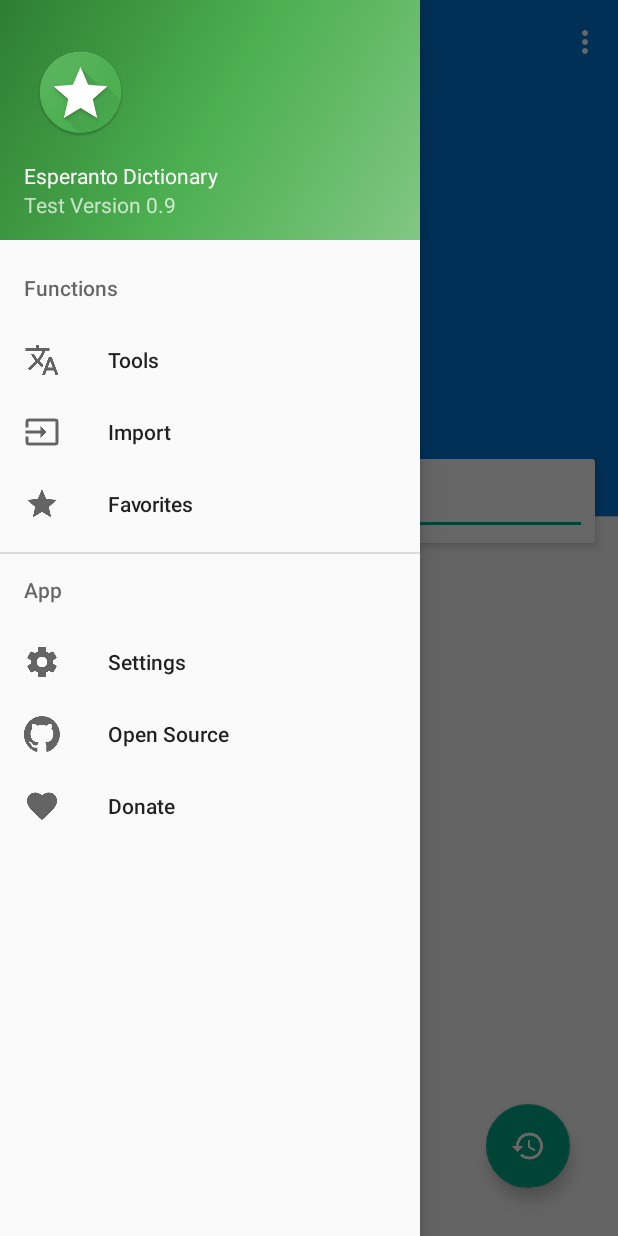
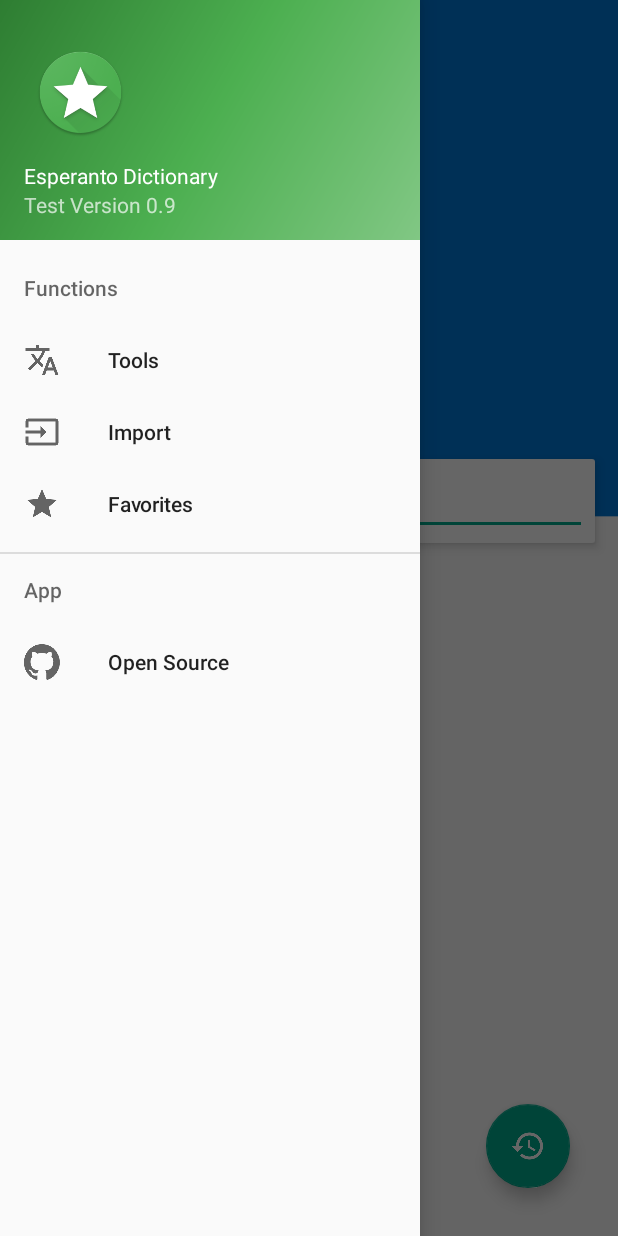
Before and after one commit to Cinher/Esperanto-Dictionary, an Android app: the screen it shows after launch (MainActivity), with the side drawer open, on a phone screen of 412 x 824 dp. Run offline under Robolectric (Android 15) with nearby library versions, the phone set to English and light mode, and no system bars; libraries missing offline, so code that uses them is left out: com.nex3z.flowlayout; 3 statements that could not run were skipped.

Commit message:
Remove unnecessary functions

```diff
--- a/app/src/main/res/menu/activity_main_drawer.xml
+++ b/app/src/main/res/menu/activity_main_drawer.xml
@@ -52,18 +52,18 @@
 
     <item android:title="App">
         <menu>
-            <item
-                android:id="@+id/nav_settings"
-                android:icon="@drawable/ic_settings_black_48dp"
-                android:title="Settings" />
+            <!--<item-->
+                <!--android:id="@+id/nav_settings"-->
+                <!--android:icon="@drawable/ic_settings_black_48dp"-->
+                <!--android:title="Settings" />-->
             <item
                 android:id="@+id/nav_opensource"
                 android:icon="@drawable/github"
                 android:title="Open Source" />
-            <item
-                android:id="@+id/nav_donate"
-                android:icon="@drawable/ic_favorite_black_48dp"
-                android:title="Donate" />
+            <!--<item-->
+                <!--android:id="@+id/nav_donate"-->
+                <!--android:icon="@drawable/ic_favorite_black_48dp"-->
+                <!--android:title="Donate" />-->
         </menu>
     </item>
 
```
Also changed, not shown: app/src/main/java/com/cinher/github/esperantodict/MainActivity.java (+6 -6 lines).
